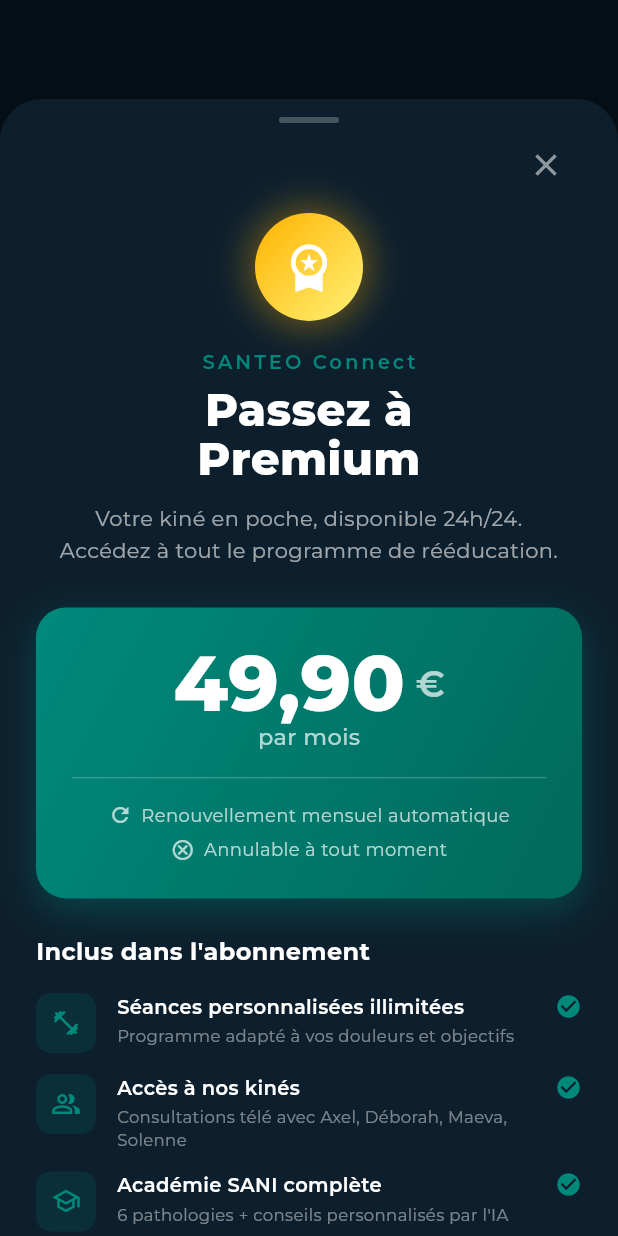
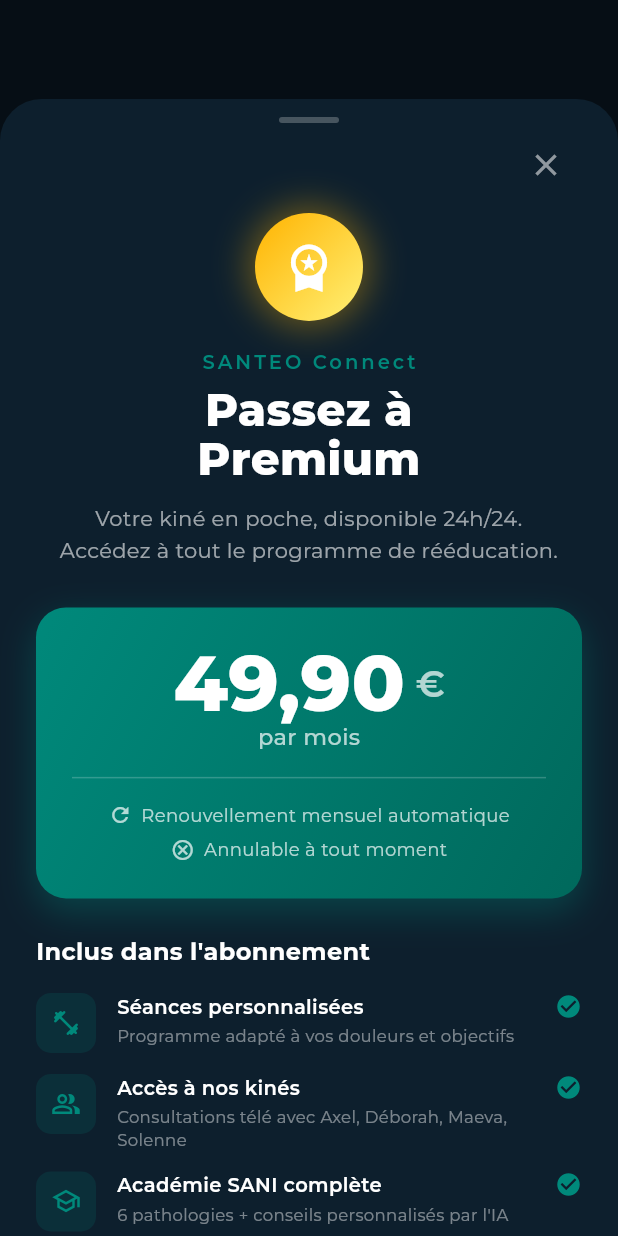
Before and after one commit to IB7513/santeo-connect, a Flutter app: the _LockedScreen screen opened directly with empty values, after a tap on "Passer à Premium", on a phone screen of 412 x 824 dp. Run offline on Flutter 3.47's test engine with Material 3 defaults, Android fonts, the phone set to English and light mode, and no system bars; our stand-ins replace fl_chart, google_fonts, percent_indicator, shared_preferences, smooth_page_indicator, table_calendar and 1 more; missing offline and left inert: dart:ui_web; accounts and stored records are empty; key blocks and very long unbroken strings in the code were emptied for the run.

Commit message:
fix: supprimer 'illimité' du paywall (séances + IA chat)

```diff
--- a/lib/screens/subscription/paywall_screen.dart
+++ b/lib/screens/subscription/paywall_screen.dart
@@ -244,10 +244,10 @@
 
   Widget _buildFeaturesList() {
     final features = [
-      (Icons.fitness_center_rounded,    'Séances personnalisées illimitées',  'Programme adapté à vos douleurs et objectifs'),
+      (Icons.fitness_center_rounded,    'Séances personnalisées',             'Programme adapté à vos douleurs et objectifs'),
       (Icons.people_alt_outlined,        'Accès à nos kinés',                  'Consultations télé avec Axel, Déborah, Maeva, Solenne'),
       (Icons.school_outlined,            'Académie SANI complète',             '6 pathologies + conseils personnalisés par l\'IA'),
-      (Icons.psychology_outlined,        'IA Chat santé',                      'Questions illimitées à l\'assistant santé'),
+      (Icons.psychology_outlined,        'IA Chat santé',                      'Posez vos questions à l\'assistant santé'),
       (Icons.bar_chart_rounded,          'Suivi de progression avancé',        'Graphiques détaillés et analyses hebdomadaires'),
       (Icons.video_library_outlined,     'Vidéos d\'exercices HD',             'Baby Stretch et toute la bibliothèque vidéo'),
     ];
```
